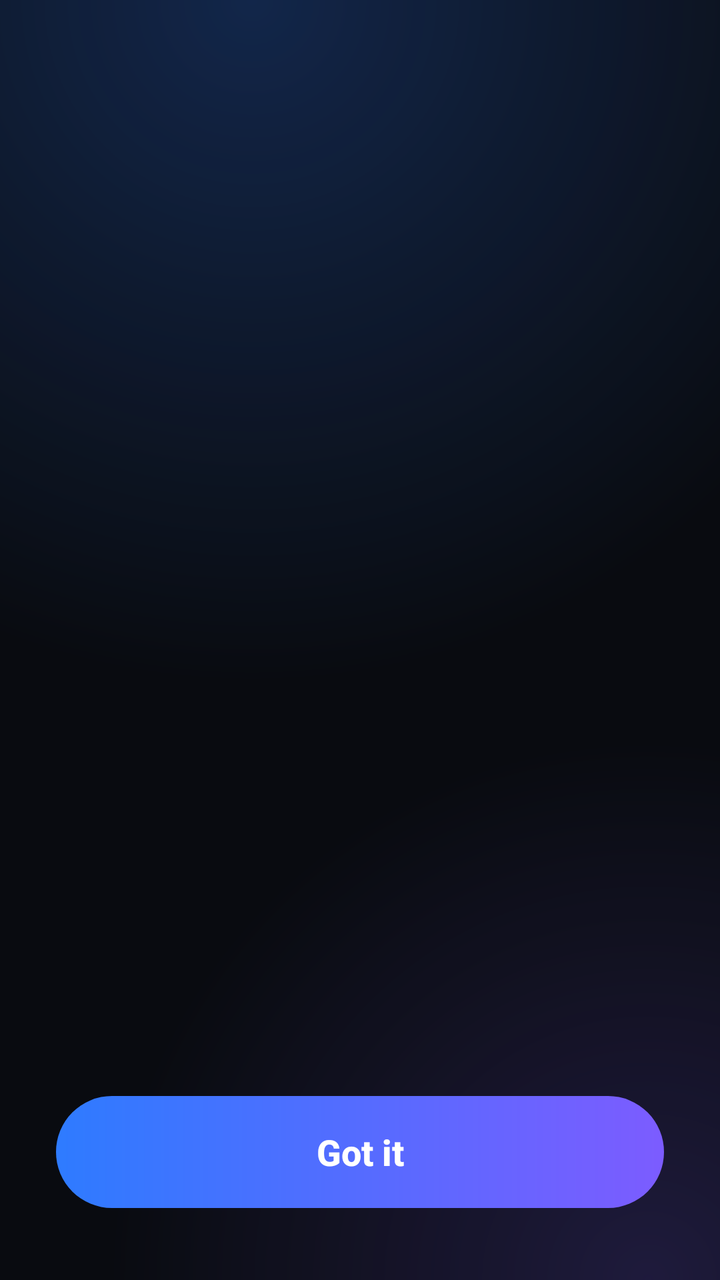
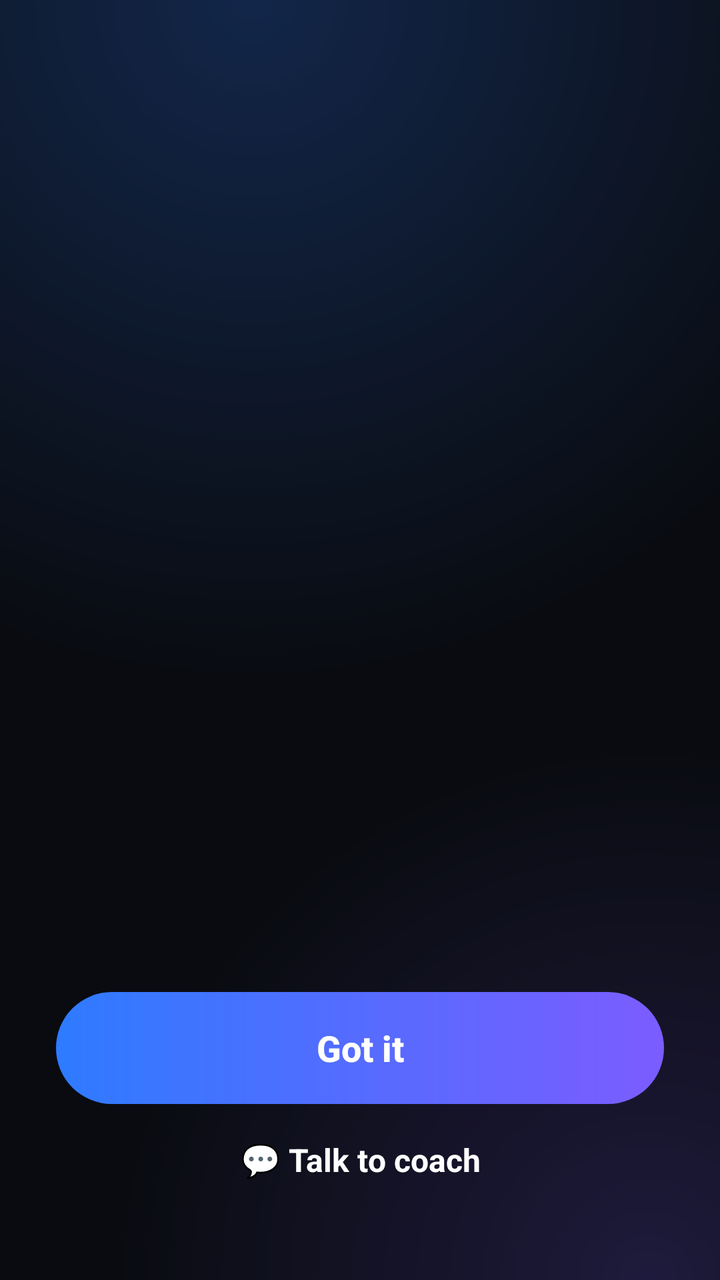

Before-and-after screenshots of an Android layout around one commit, followed by the original layout XML and the change that was made.
<!-- AndroidManifest.xml: application theme Theme.AppBlocker -->
<!-- res/layout/overlay_block_quote.xml -->
<?xml version="1.0" encoding="utf-8"?>
<FrameLayout xmlns:android="http://schemas.android.com/apk/res/android"
    android:layout_width="match_parent"
    android:layout_height="match_parent"
    android:background="@drawable/overlay_bg"
    android:clickable="true"
    android:focusable="true">

    <LinearLayout
        android:layout_width="match_parent"
        android:layout_height="match_parent"
        android:orientation="vertical"
        android:paddingHorizontal="28dp"
        android:paddingTop="72dp"
        android:paddingBottom="36dp">

        <ScrollView
            android:id="@+id/overlay_scroll"
            android:layout_width="match_parent"
            android:layout_height="0dp"
            android:layout_weight="1"
            android:fillViewport="true"
            android:scrollbars="none">

            <LinearLayout
                android:layout_width="match_parent"
                android:layout_height="wrap_content"
                android:orientation="vertical">

                <LinearLayout
                    android:id="@+id/el_app"
                    android:layout_width="match_parent"
                    android:layout_height="wrap_content"
                    android:orientation="horizontal"
                    android:gravity="center_vertical">

                    <ImageView
                        android:id="@+id/overlay_icon"
                        android:layout_width="36dp"
                        android:layout_height="36dp"
                        android:contentDescription="@null" />

                    <LinearLayout
                        android:layout_width="0dp"
                        android:layout_weight="1"
                        android:layout_height="wrap_content"
                        android:layout_marginStart="12dp"
                        android:orientation="vertical">

                        <TextView
                            android:id="@+id/overlay_subtitle"
                            android:layout_width="wrap_content"
                            android:layout_height="wrap_content"
                            android:fontFamily="sans-serif-medium"
                            android:textColor="@color/block_text_primary"
                            android:textSize="16sp" />

                        <TextView
                            android:id="@+id/overlay_title"
                            android:layout_width="wrap_content"
                            android:layout_height="wrap_content"
                            android:textAllCaps="true"
                            android:letterSpacing="0.16"
                            android:fontFamily="sans-serif-black"
                            android:textColor="@color/block_text_secondary"
                            android:textSize="12sp" />
                    </LinearLayout>
                </LinearLayout>

                <LinearLayout
                    android:id="@+id/el_quote"
                    android:layout_width="match_parent"
                    android:layout_height="0dp"
                    android:layout_weight="1"
                    android:orientation="vertical"
                    android:gravity="center_vertical">

                    <TextView
                        android:id="@+id/overlay_quote"
                        android:layout_width="match_parent"
                        android:layout_height="wrap_content"
                        android:fontFamily="serif"
                        android:textColor="@color/block_text_primary"
                        android:textSize="42sp"
                        android:lineSpacingMultiplier="1.14" />

                    <TextView
                        android:id="@+id/overlay_quote_author"
                        android:layout_width="wrap_content"
                        android:layout_height="wrap_content"
                        android:layout_marginTop="20dp"
                        android:textAllCaps="true"
                        android:letterSpacing="0.1"
                        android:fontFamily="sans-serif-black"
                        android:textColor="@color/block_accent"
                        android:textSize="17sp" />
                </LinearLayout>
            </LinearLayout>
        </ScrollView>

        <Button
            android:id="@+id/overlay_close"
            android:layout_width="match_parent"
            android:layout_height="56dp"
            android:background="@drawable/overlay_btn"
            android:text="@string/block_got_it"
            android:textAllCaps="false"
            android:textColor="@color/block_text_primary"
            android:textSize="18sp"
            android:textStyle="bold"
            android:stateListAnimator="@null" />
    </LinearLayout>
</FrameLayout>
<!-- resources referenced by this layout -->
<resources>
  <color name="block_accent">#7C5CFF</color>
  <color name="block_text_primary">#FFFFFF</color>
  <color name="block_text_secondary">#B9C2D0</color>
  <!-- drawable overlay_bg (drawable) -->
  <?xml version="1.0" encoding="utf-8"?>
  <layer-list xmlns:android="http://schemas.android.com/apk/res/android">
      <item>
          <shape android:shape="rectangle">
              <solid android:color="#090B10" />
          </shape>
      </item>
      <item>
          <shape android:shape="rectangle">
              <gradient
                  android:type="radial"
                  android:centerX="0.35"
                  android:centerY="0"
                  android:gradientRadius="95%p"
                  android:startColor="#3D2E7BFF"
                  android:endColor="#00090B10" />
          </shape>
      </item>
      <item>
          <shape android:shape="rectangle">
              <gradient
                  android:type="radial"
                  android:centerX="0.9"
                  android:centerY="1"
                  android:gradientRadius="75%p"
                  android:startColor="#2E7C5CFF"
                  android:endColor="#00090B10" />
          </shape>
      </item>
  </layer-list>
  <!-- drawable overlay_btn (drawable) -->
  <?xml version="1.0" encoding="utf-8"?>
  <ripple xmlns:android="http://schemas.android.com/apk/res/android"
      android:color="#40FFFFFF">
      <item>
          <shape android:shape="rectangle">
              <gradient
                  android:angle="0"
                  android:startColor="#2E7BFF"
                  android:endColor="#7C5CFF" />
              <corners android:radius="28dp" />
          </shape>
      </item>
  </ripple>
  <string name="block_got_it">Got it</string>
  <style name="Theme.AppBlocker" parent="@android:style/Theme.Material.Light.NoActionBar">
          <item name="android:windowBackground">@color/window_bg</item>
      </style>
  <color name="window_bg">#F5F7FB</color>
</resources>

<!-- the commit's change to res/layout/overlay_block_quote.xml (unified diff, before → after) -->
@@ -109,5 +109,19 @@
             android:textSize="18sp"
             android:textStyle="bold"
             android:stateListAnimator="@null" />
+
+        
+        <TextView
+            android:id="@+id/overlay_coach"
+            android:layout_width="match_parent"
+            android:layout_height="48dp"
+            android:layout_marginTop="4dp"
+            android:clickable="true"
+            android:focusable="true"
+            android:gravity="center"
+            android:text="@string/block_talk_to_coach"
+            android:textColor="@color/block_text_primary"
+            android:textSize="16sp"
+            android:textStyle="bold" />
     </LinearLayout>
 </FrameLayout>
<!-- resource entries referenced after the edit -->
@@ -49,6 +49,7 @@
       </item>
   </ripple>
   <string name="block_got_it">Got it</string>
+  <string name="block_talk_to_coach">💬 Talk to coach</string>
   <style name="Theme.AppBlocker" parent="@android:style/Theme.Material.Light.NoActionBar">
           <item name="android:windowBackground">@color/window_bg</item>
       </style>
